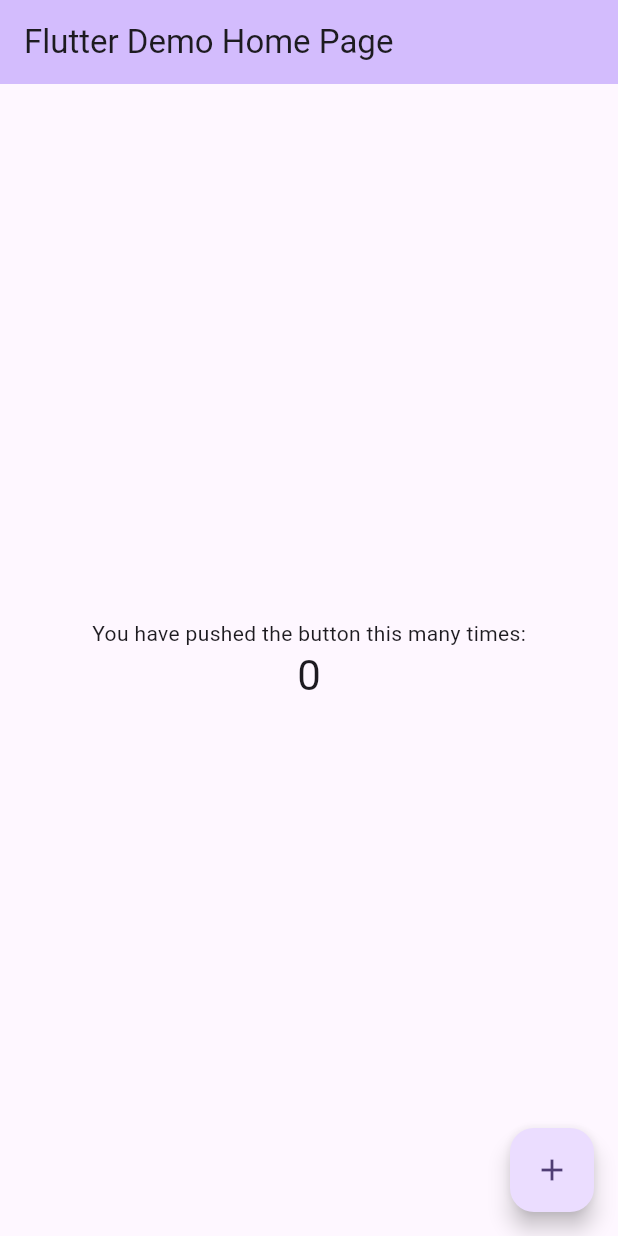
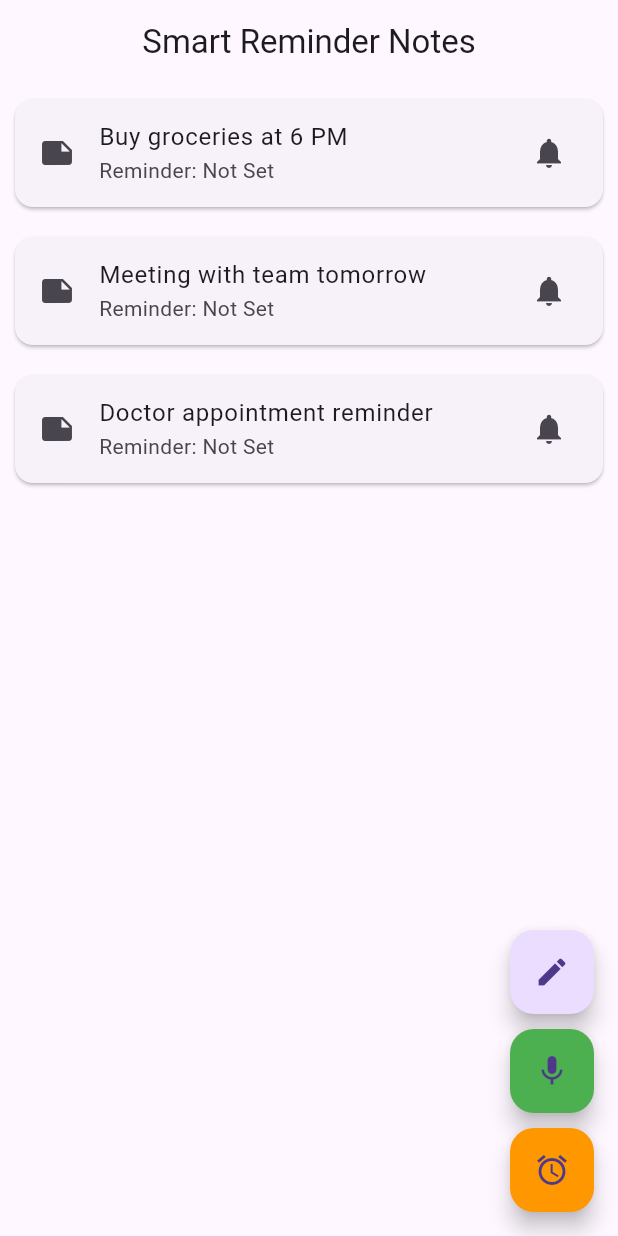
Before and after one commit to JayaRaj-M/projects, a Flutter app: the screen it shows after launch, on a phone screen of 412 x 824 dp. Run offline on Flutter 3.47's test engine with Material 3 defaults, Android fonts, the light colour scheme and no system bars.

Commit message:
simplr page

```diff
--- a/smart_reminder/lib/main.dart
+++ b/smart_reminder/lib/main.dart
@@ -1,122 +1,97 @@
 import 'package:flutter/material.dart';
 
 void main() {
-  runApp(const MyApp());
+  runApp(SmartReminderApp());
 }
 
-class MyApp extends StatelessWidget {
-  const MyApp({super.key});
-
-  // This widget is the root of your application.
+class SmartReminderApp extends StatelessWidget {
   @override
   Widget build(BuildContext context) {
     return MaterialApp(
-      title: 'Flutter Demo',
+      title: 'Smart Reminder Notes',
+      debugShowCheckedModeBanner: false,
       theme: ThemeData(
-        // This is the theme of your application.
-        //
-        // TRY THIS: Try running your application with "flutter run". You'll see
-        // the application has a purple toolbar. Then, without quitting the app,
-        // try changing the seedColor in the colorScheme below to Colors.green
-        // and then invoke "hot reload" (save your changes or press the "hot
-        // reload" button in a Flutter-supported IDE, or press "r" if you used
-        // the command line to start the app).
-        //
-        // Notice that the counter didn't reset back to zero; the application
-        // state is not lost during the reload. To reset the state, use hot
-        // restart instead.
-        //
-        // This works for code too, not just values: Most code changes can be
-        // tested with just a hot reload.
-        colorScheme: ColorScheme.fromSeed(seedColor: Colors.deepPurple),
+        primarySwatch: Colors.blue,
       ),
-      home: const MyHomePage(title: 'Flutter Demo Home Page'),
+      home: HomePage(),
     );
   }
 }
 
-class MyHomePage extends StatefulWidget {
-  const MyHomePage({super.key, required this.title});
-
-  // This widget is the home page of your application. It is stateful, meaning
-  // that it has a State object (defined below) that contains fields that affect
-  // how it looks.
-
-  // This class is the configuration for the state. It holds the values (in this
-  // case the title) provided by the parent (in this case the App widget) and
-  // used by the build method of the State. Fields in a Widget subclass are
-  // always marked "final".
-
-  final String title;
-
-  @override
-  State<MyHomePage> createState() => _MyHomePageState();
-}
-
-class _MyHomePageState extends State<MyHomePage> {
-  int _counter = 0;
-
-  void _incrementCounter() {
-    setState(() {
-      // This call to setState tells the Flutter framework that something has
-      // changed in this State, which causes it to rerun the build method below
-      // so that the display can reflect the updated values. If we changed
-      // _counter without calling setState(), then the build method would not be
-      // called again, and so nothing would appear to happen.
-      _counter++;
-    });
-  }
+class HomePage extends StatelessWidget {
+  final List<String> notes = [
+    "Buy groceries at 6 PM",
+    "Meeting with team tomorrow",
+    "Doctor appointment reminder"
+  ];
 
   @override
   Widget build(BuildContext context) {
-    // This method is rerun every time setState is called, for instance as done
-    // by the _incrementCounter method above.
-    //
-    // The Flutter framework has been optimized to make rerunning build methods
-    // fast, so that you can just rebuild anything that needs updating rather
-    // than having to individually change instances of widgets.
     return Scaffold(
       appBar: AppBar(
-        // TRY THIS: Try changing the color here to a specific color (to
-        // Colors.amber, perhaps?) and trigger a hot reload to see the AppBar
-        // change color while the other colors stay the same.
-        backgroundColor: Theme.of(context).colorScheme.inversePrimary,
-        // Here we take the value from the MyHomePage object that was created by
-        // the App.build method, and use it to set our appbar title.
-        title: Text(widget.title),
+        title: Text("Smart Reminder Notes"),
+        centerTitle: true,
       ),
-      body: Center(
-        // Center is a layout widget. It takes a single child and positions it
-        // in the middle of the parent.
-        child: Column(
-          // Column is also a layout widget. It takes a list of children and
-          // arranges them vertically. By default, it sizes itself to fit its
-          // children horizontally, and tries to be as tall as its parent.
-          //
-          // Column has various properties to control how it sizes itself and
-          // how it positions its children. Here we use mainAxisAlignment to
-          // center the children vertically; the main axis here is the vertical
-          // axis because Columns are vertical (the cross axis would be
-          // horizontal).
-          //
-          // TRY THIS: Invoke "debug painting" (choose the "Toggle Debug Paint"
-          // action in the IDE, or press "p" in the console), to see the
-          // wireframe for each widget.
-          mainAxisAlignment: MainAxisAlignment.center,
-          children: <Widget>[
-            const Text('You have pushed the button this many times:'),
-            Text(
-              '$_counter',
-              style: Theme.of(context).textTheme.headlineMedium,
+      body: ListView.builder(
+        itemCount: notes.length,
+        itemBuilder: (context, index) {
+          return Card(
+            margin: EdgeInsets.all(10),
+            child: ListTile(
+              title: Text(notes[index]),
+              subtitle: Text("Reminder: Not Set"),
+              leading: Icon(Icons.note),
+              trailing: Icon(Icons.notifications),
             ),
-          ],
-        ),
+          );
+        },
       ),
-      floatingActionButton: FloatingActionButton(
-        onPressed: _incrementCounter,
-        tooltip: 'Increment',
-        child: const Icon(Icons.add),
-      ), // This trailing comma makes auto-formatting nicer for build methods.
+
+      // Floating Buttons
+      floatingActionButton: Column(
+        mainAxisAlignment: MainAxisAlignment.end,
+        children: [
+          // Add Text Note
+          FloatingActionButton(
+            heroTag: "text",
+            onPressed: () {
+              ScaffoldMessenger.of(context).showSnackBar(
+                SnackBar(content: Text("Add Text Note Clicked")),
+              );
+            },
+            child: Icon(Icons.edit),
+            tooltip: "Add Note",
+          ),
+          SizedBox(height: 10),
+
+          // Record Voice Note
+          FloatingActionButton(
+            heroTag: "voice",
+            backgroundColor: Colors.green,
+            onPressed: () {
+              ScaffoldMessenger.of(context).showSnackBar(
+                SnackBar(content: Text("Record Voice Clicked")),
+              );
+            },
+            child: Icon(Icons.mic),
+            tooltip: "Record Voice",
+          ),
+          SizedBox(height: 10),
+
+          // Set Reminder
+          FloatingActionButton(
+            heroTag: "reminder",
+            backgroundColor: Colors.orange,
+            onPressed: () {
+              ScaffoldMessenger.of(context).showSnackBar(
+                SnackBar(content: Text("Set Reminder Clicked")),
+              );
+            },
+            child: Icon(Icons.alarm),
+            tooltip: "Set Reminder",
+          ),
+        ],
+      ),
     );
   }
 }
```
